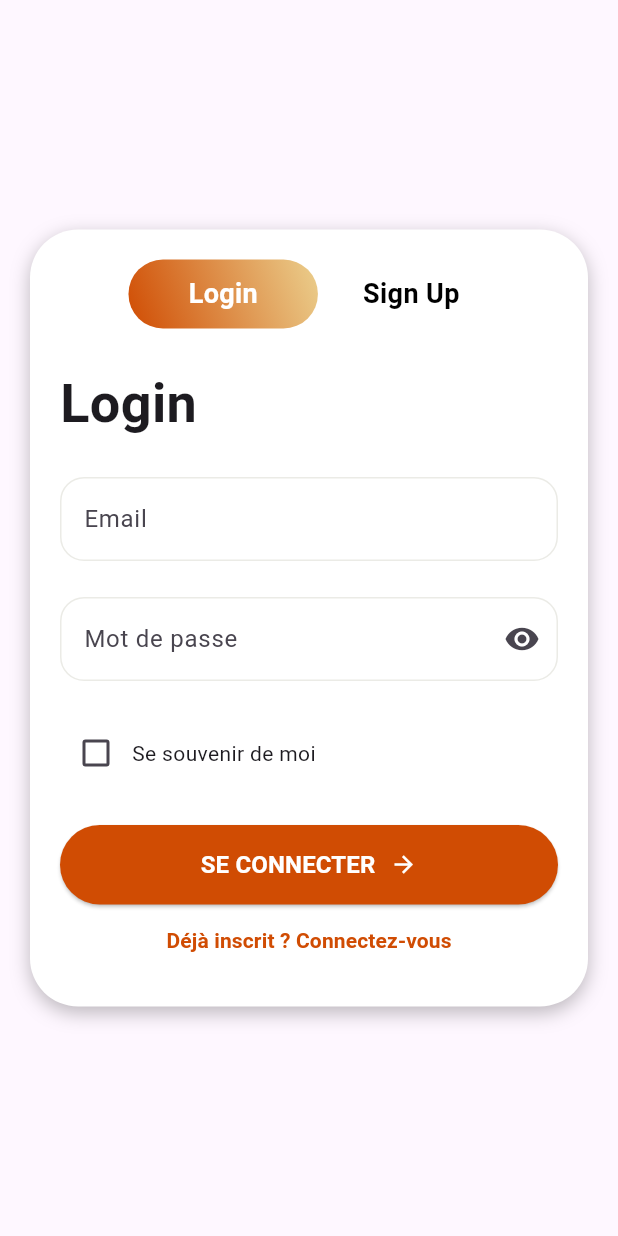
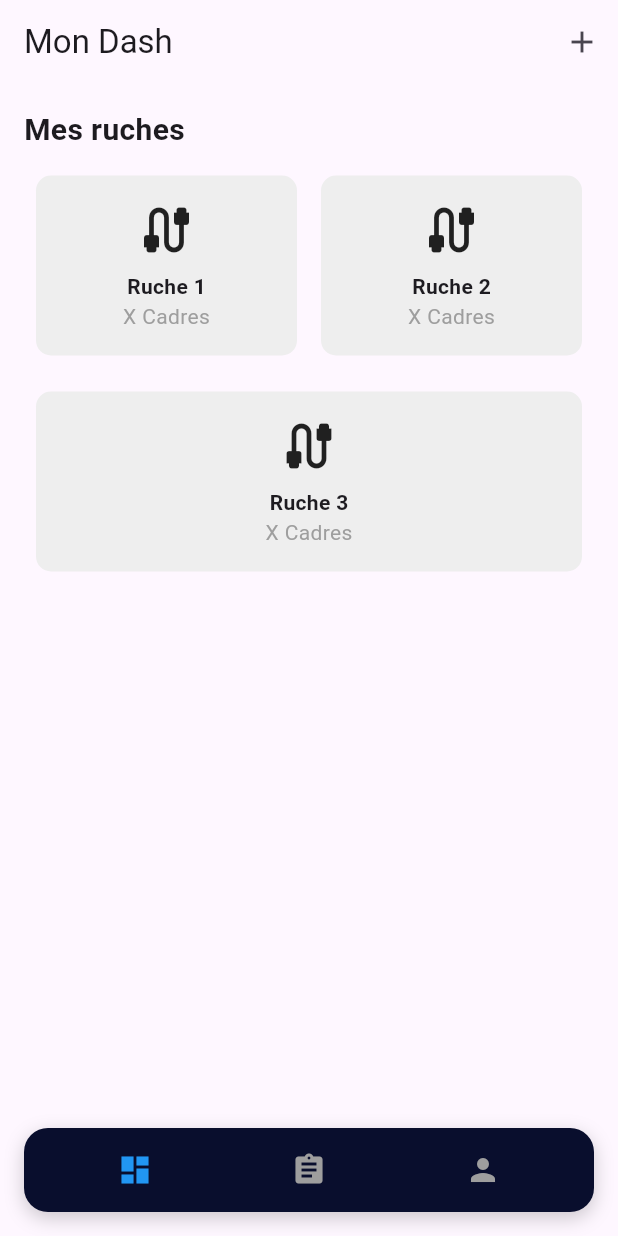
Before and after one commit to KillianGascon/Happy2beesFrontend, a Flutter app: the AuthPage screen opened directly, after a tap on "SE CONNECTER", on a phone screen of 412 x 824 dp. Run offline on Flutter 3.47's test engine with Material 3 defaults, Android fonts, the phone set to English and light mode, and no system bars.

Commit message:
feat : Dashboard and Navbar
Added Dashboard Page and Navbar component

Made by: Killian gascon
Ref: #03

```diff
--- /dev/null
+++ b/happytobees/lib/pages/Dashboard.dart
@@ -0,0 +1,160 @@
+import 'package:flutter/material.dart';
+import 'package:happytobees/widgets/General/Navbar.dart';
+
+void main() {
+  runApp(const MyApp());
+}
+
+class MyApp extends StatelessWidget {
+  const MyApp({super.key});
+
+  @override
+  Widget build(BuildContext context) {
+    return MaterialApp(
+      debugShowCheckedModeBanner: false,
+      title: 'Mon Dash',
+      theme: ThemeData(
+        primarySwatch: Colors.blue,
+      ),
+      home: const DashboardPage(),
+    );
+  }
+}
+
+class DashboardPage extends StatelessWidget {
+  const DashboardPage({super.key});
+
+  @override
+  Widget build(BuildContext context) {
+    return Scaffold(
+      appBar: AppBar(
+        automaticallyImplyLeading: false, // Supprime la flèche de retour
+        title: const Text('Mon Dash'),
+        actions: [
+          IconButton(
+            icon: const Icon(Icons.add),
+            onPressed: () {},
+          ),
+        ],
+      ),
+      body: Column(
+        children: [
+          // Section "Mes ruches"
+          Padding(
+            padding: const EdgeInsets.all(16.0),
+            child: Column(
+              crossAxisAlignment: CrossAxisAlignment.start,
+              children: [
+                const Text(
+                  'Mes ruches',
+                  style: TextStyle(fontSize: 20, fontWeight: FontWeight.bold),
+                ),
+                const SizedBox(height: 8),
+                Row(
+                  mainAxisAlignment: MainAxisAlignment.spaceBetween,
+                  children: [
+                    DashboardCard(title: 'Ruche 1', subtitle: 'X Cadres'),
+                    DashboardCard(title: 'Ruche 2', subtitle: 'X Cadres'),
+                  ],
+                ),
+                const SizedBox(height: 8),
+                Row(
+                  children: [
+                    DashboardCard(title: 'Ruche 3', subtitle: 'X Cadres'),
+                  ],
+                ),
+              ],
+            ),
+          ),
+        //   const Divider(),
+        //   // Section "Mes interventions"
+        //   Padding(
+        //     padding: const EdgeInsets.all(16.0),
+        //     child: Column(
+        //       crossAxisAlignment: CrossAxisAlignment.start,
+        //       children: [
+        //         const Text(
+        //           'Mes Interventions',
+        //           style: TextStyle(fontSize: 20, fontWeight: FontWeight.bold),
+        //         ),
+        //         const SizedBox(height: 8),
+        //         Column(
+        //           children: List.generate(
+        //             4,
+        //                 (index) => const DashboardListTile(
+        //               title: 'Intervention',
+        //               subtitle: 'Intervention sur les cadres',
+        //             ),
+        //           ),
+        //         ),
+        //       ],
+        //     ),
+        //   ),
+        ],
+      ),
+      bottomNavigationBar: CustomNavBar(
+        currentIndex: 0, // Indique l'onglet actuellement sélectionné
+        onTap: (index) {
+          // Logique de navigation entre les onglets
+          print('Onglet sélectionné : $index');
+        },
+      ),
+    );
+  }
+}
+
+class DashboardCard extends StatelessWidget {
+  final String title;
+  final String subtitle;
+
+  const DashboardCard({super.key, required this.title, required this.subtitle});
+
+  @override
+  Widget build(BuildContext context) {
+    return Expanded(
+      child: Container(
+        margin: const EdgeInsets.all(8),
+        padding: const EdgeInsets.all(16),
+        decoration: BoxDecoration(
+          color: Colors.grey[200],
+          borderRadius: BorderRadius.circular(10),
+        ),
+        child: Column(
+          children: [
+            const Icon(Icons.cable, size: 40),
+            const SizedBox(height: 8),
+            Text(title, style: const TextStyle(fontWeight: FontWeight.bold)),
+            Text(subtitle, style: const TextStyle(color: Colors.grey)),
+          ],
+        ),
+      ),
+    );
+  }
+}
+
+class DashboardListTile extends StatelessWidget {
+  final String title;
+  final String subtitle;
+
+  const DashboardListTile({
+    super.key,
+    required this.title,
+    required this.subtitle,
+  });
+
+  @override
+  Widget build(BuildContext context) {
+    return Container(
+      margin: const EdgeInsets.symmetric(vertical: 4),
+      padding: const EdgeInsets.all(16),
+      decoration: BoxDecoration(
+        color: Colors.grey[200],
+        borderRadius: BorderRadius.circular(10),
+      ),
+      child: ListTile(
+        title: Text(title),
+        subtitle: Text(subtitle),
+      ),
+    );
+  }
+}
--- a/happytobees/lib/widgets/Auth/LoginWidget.dart
+++ b/happytobees/lib/widgets/Auth/LoginWidget.dart
@@ -1,4 +1,6 @@
 import 'package:flutter/material.dart';
+
+import '../../pages/Dashboard.dart';
 
 class LoginWidget extends StatefulWidget {
   final PageController pageController;
@@ -185,7 +187,11 @@ class _LoginWidgetState extends State<LoginWidget> {
                   padding: EdgeInsets.symmetric(vertical: 15),
                 ),
                 onPressed: () {
-                  // Action pour se connecter
+                  // Redirige vers le Dashboard
+                  Navigator.push(
+                    context,
+                    MaterialPageRoute(builder: (context) => const DashboardPage()),
+                  );
                 },
                 child: Row(
                   mainAxisAlignment: MainAxisAlignment.center,
--- /dev/null
+++ b/happytobees/lib/widgets/General/Navbar.dart
@@ -0,0 +1,73 @@
+import 'package:flutter/material.dart';
+
+class CustomNavBar extends StatelessWidget {
+  final int currentIndex;
+  final Function(int) onTap;
+
+  const CustomNavBar({
+    super.key,
+    required this.currentIndex,
+    required this.onTap,
+  });
+
+  @override
+  Widget build(BuildContext context) {
+    return Padding(
+      padding: const EdgeInsets.all(16.0),
+      child: Container(
+        width: 358, // Largeur spécifiée
+        height: 56, // Hauteur spécifiée
+        decoration: BoxDecoration(
+          color: const Color(0xFF090E2D),
+          borderRadius: BorderRadius.circular(16),
+          boxShadow: [
+            BoxShadow(
+              color: Colors.black.withOpacity(0.2),
+              blurRadius: 10,
+              offset: const Offset(0, 4),
+            ),
+          ],
+        ),
+        child: BottomAppBar(
+          color: Colors.transparent,
+          elevation: 0,
+          child: Row(
+            mainAxisAlignment: MainAxisAlignment.spaceAround,
+            children: [
+              Center(
+                child: IconButton(
+                  padding: EdgeInsets.zero, // Supprime le padding interne
+                  icon: Icon(
+                    Icons.dashboard,
+                    color: currentIndex == 0 ? Colors.blue : Colors.grey,
+                  ),
+                  onPressed: () => onTap(0),
+                ),
+              ),
+              Center(
+                child: IconButton(
+                  padding: EdgeInsets.zero, // Supprime le padding interne
+                  icon: Icon(
+                    Icons.assignment,
+                    color: currentIndex == 1 ? Colors.blue : Colors.grey,
+                  ),
+                  onPressed: () => onTap(1),
+                ),
+              ),
+              Center(
+                child: IconButton(
+                  padding: EdgeInsets.zero, // Supprime le padding interne
+                  icon: Icon(
+                    Icons.person,
+                    color: currentIndex == 2 ? Colors.blue : Colors.grey,
+                  ),
+                  onPressed: () => onTap(2),
+                ),
+              ),
+            ],
+          ),
+        ),
+      ),
+    );
+  }
+}
```
Also changed, not shown: happytobees/img.png (added).
